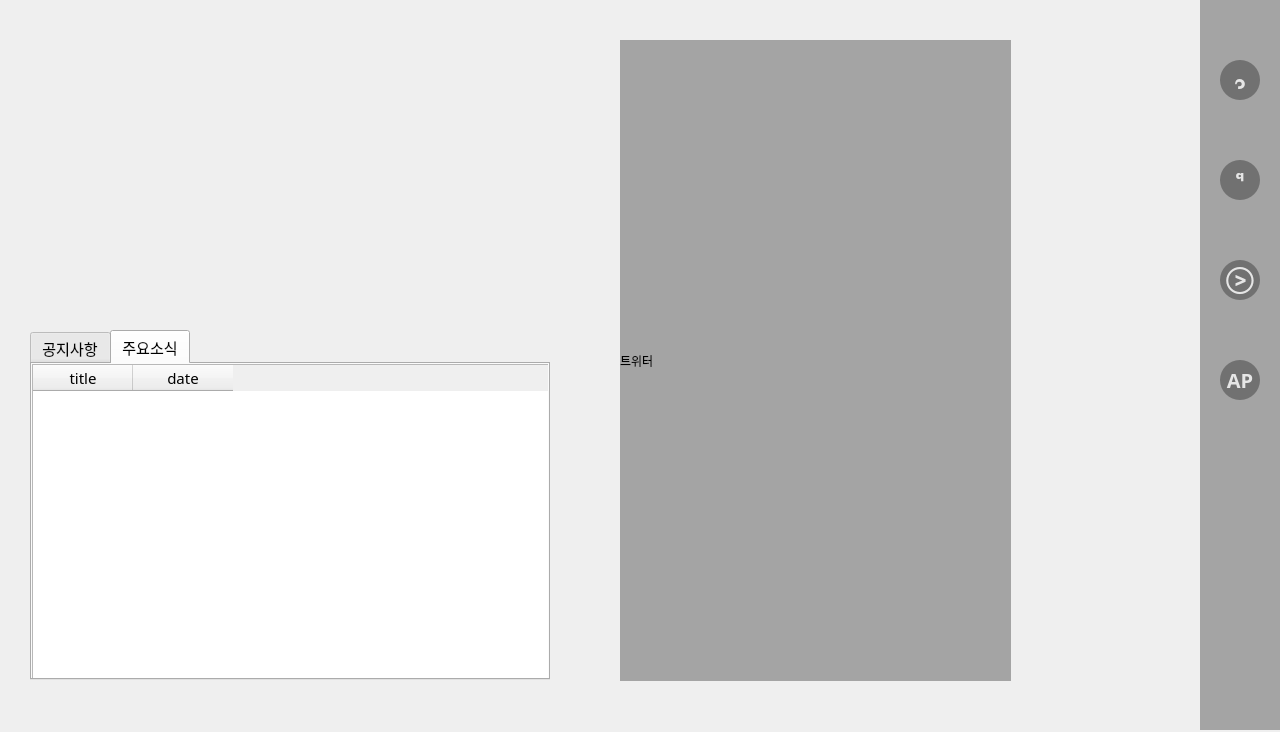
Old version of the form Gui/Screen.ui in the repository Seoilyoung/Blue-Note.
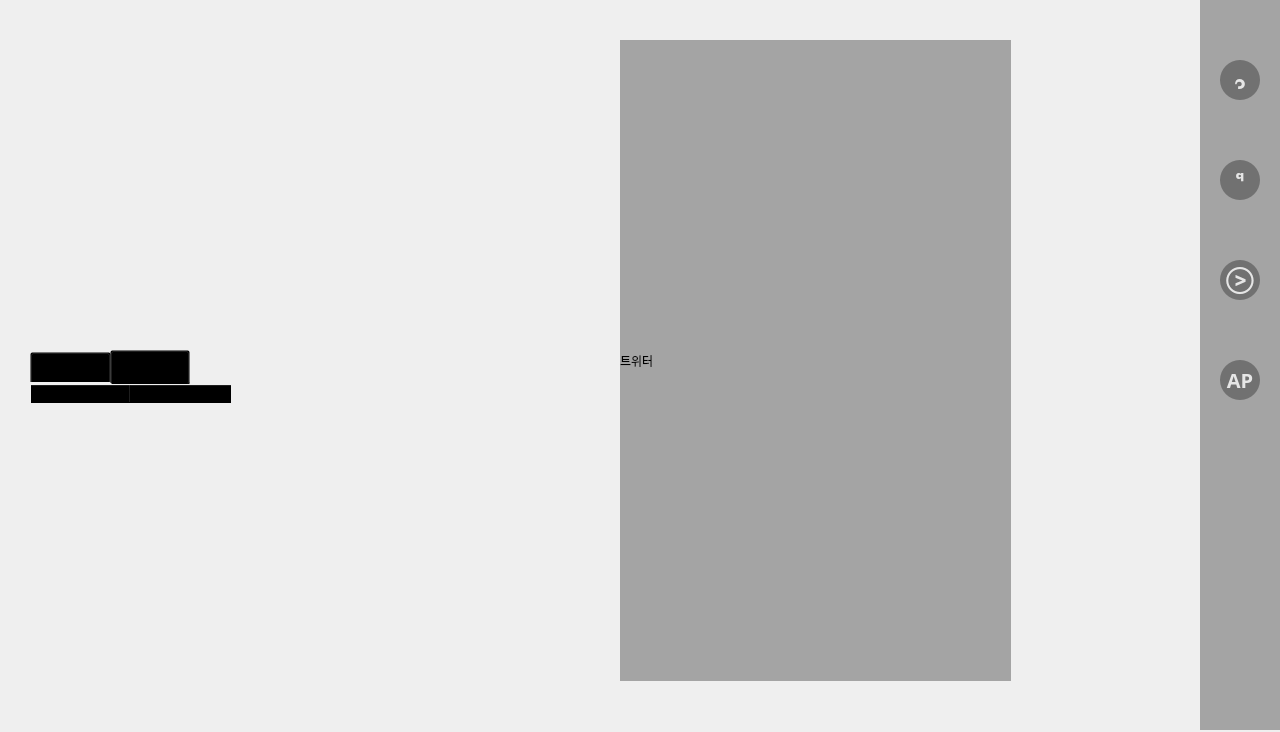
New version of the form. Icons and pictures are not drawn.

```diff
--- a/Gui/Screen.ui
+++ b/Gui/Screen.ui
@@ -159,7 +159,7 @@
       </rect>
      </property>
      <property name="styleSheet">
-      <string notr="true"/>
+      <string notr="true">background-color: rgba(0,0,0,0)</string>
      </property>
      <property name="currentIndex">
       <number>0</number>
@@ -169,9 +169,9 @@
        <property name="geometry">
         <rect>
          <x>30</x>
-         <y>30</y>
-         <width>520</width>
-         <height>292</height>
+         <y>80</y>
+         <width>470</width>
+         <height>264</height>
         </rect>
        </property>
        <property name="cursor">
@@ -188,9 +188,9 @@
        <property name="geometry">
         <rect>
          <x>30</x>
-         <y>30</y>
-         <width>520</width>
-         <height>292</height>
+         <y>80</y>
+         <width>470</width>
+         <height>264</height>
         </rect>
        </property>
        <property name="cursor">
@@ -213,9 +213,9 @@
        <property name="geometry">
         <rect>
          <x>30</x>
-         <y>330</y>
-         <width>520</width>
-         <height>350</height>
+         <y>350</y>
+         <width>470</width>
+         <height>300</height>
         </rect>
        </property>
        <property name="font">
@@ -226,7 +226,7 @@
         </font>
        </property>
        <property name="styleSheet">
-        <string notr="true"/>
+        <string notr="true">QTabWidget::pane {border: 0;}</string>
        </property>
        <property name="tabShape">
         <enum>QTabWidget::Rounded</enum>
@@ -271,8 +271,8 @@
           <rect>
            <x>0</x>
            <y>0</y>
-           <width>520</width>
-           <height>320</height>
+           <width>470</width>
+           <height>270</height>
           </rect>
          </property>
          <property name="styleSheet">
```
Left out of the diff: 14 changed lines with no effect on the pictures.
